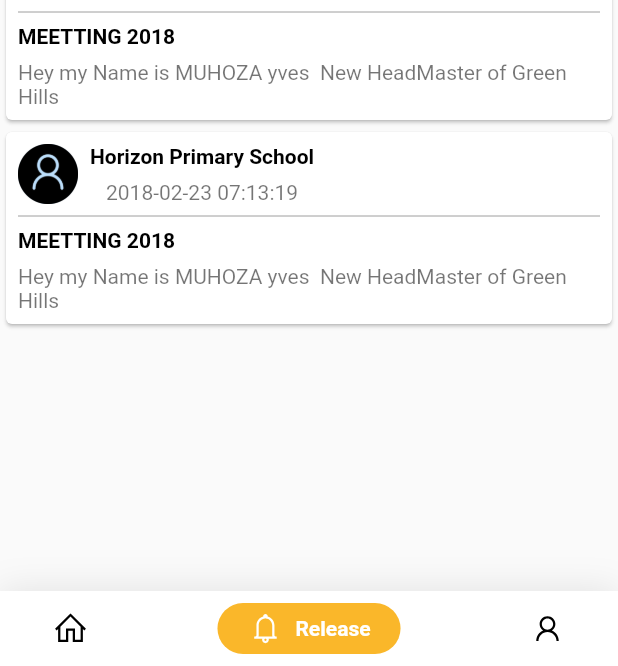
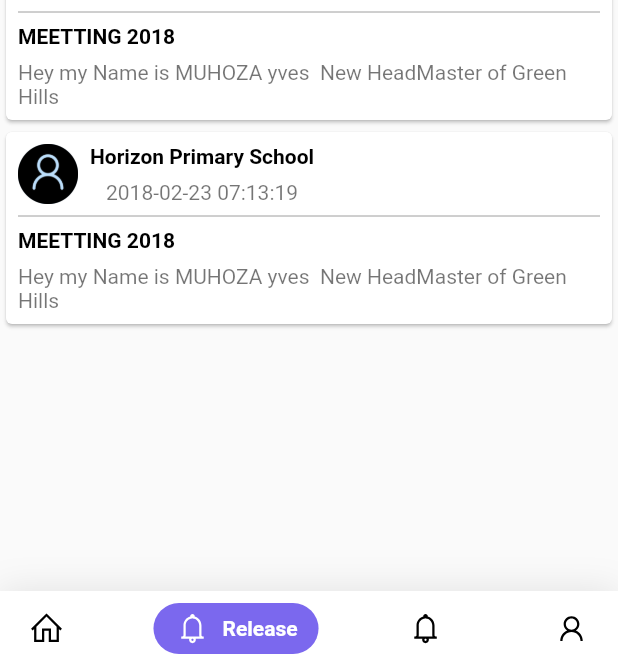
Before and after one commit to mucyomiller/shuriapp, a Flutter app: the HomePage screen opened by its route, item 2 of the bottom bar chosen, on a phone screen of 412 x 824 dp, the part 570-1236 px from its top. Run offline on Flutter 3.47's test engine with Material 2 defaults, Android fonts, the light colour scheme and no system bars; drawn by our look-alikes of google_nav_bar; our stand-ins replace country_code_picker, flutter_spinkit, google_maps_flutter, introduction_screen, line_icons, settings_ui and 1 more; accounts and stored records are empty; network calls fail.

Commit message:
added new  design

```diff
--- a/lib/src/pages/code_verification.dart
+++ b/lib/src/pages/code_verification.dart
@@ -174,6 +174,9 @@ class _CodeVerificationState extends State<CodeVerification> {
         widget.prefs.setBool('loggedIn', true);
         // save token
         widget.prefs.setString('jwt_token', rsp['token']);
+        SharedPreferences kubika = await SharedPreferences.getInstance();
+        kubika.setString('token', rsp['token']);
+        kubika.setBool('loggedIn', true);
 
         Navigator.pushAndRemoveUntil(
           context,
@@ -198,7 +201,7 @@ class _CodeVerificationState extends State<CodeVerification> {
           _scaffoldKey.currentState.showSnackBar(
             new SnackBar(
               content: Text(
-                'Oops! something unexpected happened',
+                'Oops! something unexpected happened!',
                 style: TextStyle(color: Colors.red),
               ),
               duration: Duration(seconds: 3),
--- a/lib/src/pages/home_page.dart
+++ b/lib/src/pages/home_page.dart
@@ -4,6 +4,7 @@ import 'package:line_icons/line_icons.dart';
 import 'package:shuriapp/src/screens/announcement_screen.dart';
 import 'package:shuriapp/src/screens/home_screen.dart';
 import 'package:shuriapp/src/screens/profile_screen.dart';
+import 'package:shuriapp/src/screens/alert_screen.dart';
 
 class HomePage extends StatefulWidget {
   @override
@@ -17,6 +18,7 @@ class _HomePageState extends State<HomePage> {
   static List<Widget> _widgetOptions = <Widget>[
     HomeScreen(),
     AnnouncementScreen(),
+    AlertScreen(),
     ProfileScreen(),
   ];
 
@@ -30,14 +32,14 @@ class _HomePageState extends State<HomePage> {
         ]),
         child: SafeArea(
           child: Padding(
-            padding: const EdgeInsets.symmetric(horizontal: 15.0, vertical: 8),
+            padding: const EdgeInsets.symmetric(horizontal: 5.0, vertical: 8),
             child: GNav(
                 gap: 8,
                 activeColor: Colors.white,
                 iconSize: 24,
-                padding: EdgeInsets.symmetric(horizontal: 20, vertical: 5),
+                padding: EdgeInsets.symmetric(horizontal: 14, vertical: 5),
                 duration: Duration(milliseconds: 800),
-                tabBackgroundColor: Theme.of(context).primaryColor,
+                tabBackgroundColor: Color(0XFF7B68EE),
                 tabs: [
                   GButton(
                     icon: LineIcons.home,
@@ -46,6 +48,10 @@ class _HomePageState extends State<HomePage> {
                   GButton(
                     icon: LineIcons.bell_o,
                     text: 'Release',
+                  ),
+                  GButton(
+                    icon: LineIcons.bell_o,
+                    text: 'Alert',
                   ),
                   GButton(
                     icon: LineIcons.user,
--- a/lib/src/pages/onboarding_page.dart
+++ b/lib/src/pages/onboarding_page.dart
@@ -2,6 +2,7 @@ import 'package:flutter/material.dart';
 import 'package:introduction_screen/introduction_screen.dart';
 import 'package:shared_preferences/shared_preferences.dart';
 import 'package:shuriapp/src/pages/sign_up.dart';
+import 'package:shuriapp/src/pages/home_page.dart';
 
 class OnBoardingPage extends StatefulWidget {
   final SharedPreferences prefs;
@@ -86,7 +87,7 @@ class _OnBoardingPageState extends State<OnBoardingPage> {
       done: const Text('Done', style: TextStyle(fontWeight: FontWeight.w600)),
       dotsDecorator: const DotsDecorator(
         size: Size(10.0, 10.0),
-        color: Color(0xFFBDBDBD),
+        color: Color(0xFF7B68EE),
         activeSize: Size(22.0, 10.0),
         activeShape: RoundedRectangleBorder(
           borderRadius: BorderRadius.all(Radius.circular(25.0)),
--- a/lib/src/pages/sign_up.dart
+++ b/lib/src/pages/sign_up.dart
@@ -183,7 +183,7 @@ class _SignUpState extends State<SignUp> {
                                     ),
                                     padding:
                                         EdgeInsets.symmetric(vertical: 10.0),
-                                    color: Color(0xFFF5CA19),
+                                    color: Color(0xFF7B68EE),
                                     onPressed: () {
                                       if (!isLoading) {
                                         setState(() {
@@ -243,6 +243,9 @@ class _SignUpState extends State<SignUp> {
         setState(() {
           isLoading = false;
         });
+        // adding data in shared preference
+
+        // end
         return Navigator.push(
           context,
           MaterialPageRoute(
```
Also changed, not shown: lib/src/screens/alert_screen.dart (added, +26 -0 lines), lib/src/screens/home_screen.dart (+58 -20 lines), lib/src/screens/profile_screen.dart (+7 -2 lines), pubspec.lock.
